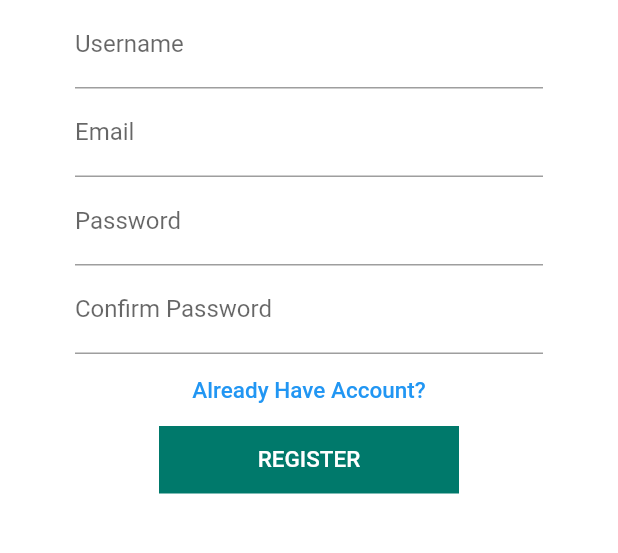
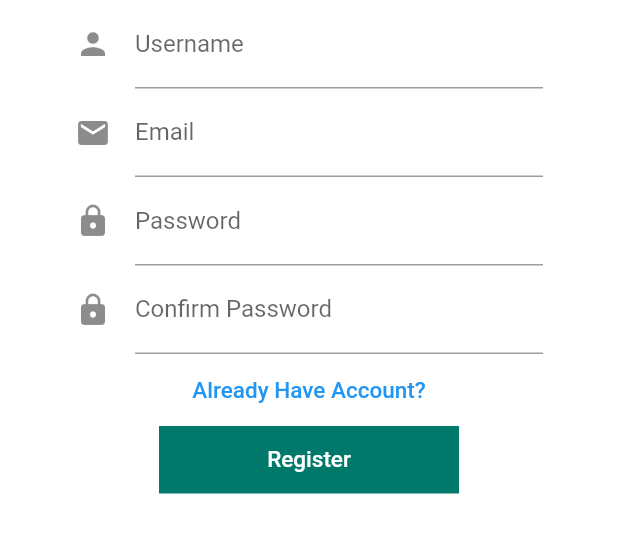
Before and after one commit to Redhiafr/kelola-sampah, a Flutter app: the Register screen opened by its route, on a phone screen of 412 x 824 dp, the part 474-1027 px from its top. Run offline on Flutter 3.47's test engine with Material 2 defaults, Android fonts, the phone set to English and light mode, and no system bars.

Commit message:
register rev

```diff
--- a/kelola_sampah/lib/Screens/register.dart
+++ b/kelola_sampah/lib/Screens/register.dart
@@ -38,7 +38,8 @@ class Register extends StatelessWidget {
             decoration: InputDecoration(
               // border: OutlineInputBorder(),
               labelText: 'Username',
-              hintText: 'Enter your username',
+              // hintText: 'Enter your username',
+              icon: Icon(Icons.person),
             ),
           ),
         ),
@@ -50,7 +51,9 @@ class Register extends StatelessWidget {
             decoration: InputDecoration(
                 // border: OutlineInputBorder(),
                 labelText: 'Email',
-                hintText: 'Enter your email'),
+                // hintText: 'Enter your email',
+                 icon: Icon(Icons.email),
+            ),
           ),
         ),
         Padding(
@@ -63,7 +66,8 @@ class Register extends StatelessWidget {
             decoration: InputDecoration(
               // border: OutlineInputBorder(),
               labelText: 'Password',
-              hintText: 'Enter your password',
+              // hintText: 'Enter your password',
+                icon: Icon(Icons.lock),
             ),
           ),
         ),
@@ -73,11 +77,12 @@ class Register extends StatelessWidget {
            padding: EdgeInsets.symmetric(horizontal: 50),
           child: TextField(
             keyboardType: TextInputType.visiblePassword,
-            // obscureText: true,
+            obscureText: true,
             decoration: InputDecoration(
               // border: OutlineInputBorder(),
               labelText: 'Confirm Password',
-              hintText: 'Confirm your password',
+              // hintText: 'Confirm your password',
+                icon: Icon(Icons.lock),
             ),
           ),
         ),
@@ -102,14 +107,12 @@ class Register extends StatelessWidget {
                   context, MaterialPageRoute(builder: (_) => Login()));
             },
             child: Text(
-              'REGISTER',
+              'Register',
               style: TextStyle(color: Colors.white, fontSize: 15),
             ),
           ),
         ),
-        SizedBox(
-          height: 130,
-        ),
+
       ],
     ),
     );
```
